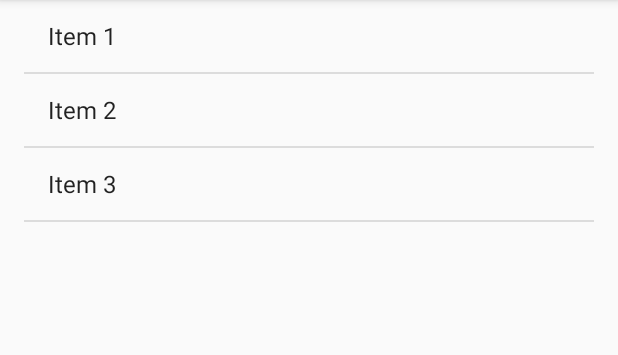
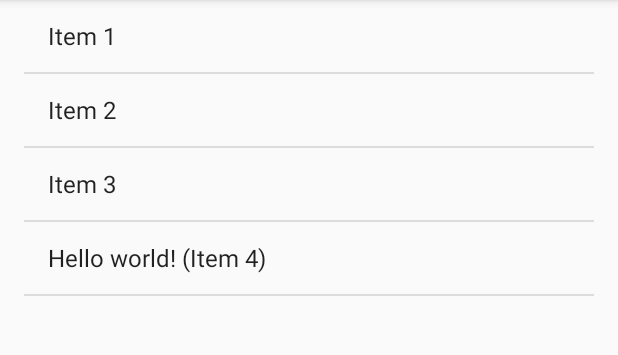
Before and after one commit to Camzilla/ProjectTracker, an Android app: the screen it shows after launch (ProjectListActivity), on a phone screen of 412 x 824 dp, the part 84-439 px from its top. Run offline under Robolectric (Android 15) with nearby library versions, the phone set to English and light mode, and no system bars.

Commit message:
Replaced project detail layout

```diff
--- a/app/src/main/java/codemonkey/projecttracker/dummy/DummyContent.java
+++ b/app/src/main/java/codemonkey/projecttracker/dummy/DummyContent.java
@@ -28,6 +28,10 @@ public class DummyContent {
         addItem(new DummyItem("1", "Item 1"));
         addItem(new DummyItem("2", "Item 2"));
         addItem(new DummyItem("3", "Item 3"));
+
+        DummyItem awesomeItem = new DummyItem("4", "Hello world! (Item 4)");
+        awesomeItem.detailContent = "This item is awesome! (A little more so than the others)";
+        addItem(awesomeItem);
     }
 
     private static void addItem(DummyItem item) {
@@ -41,10 +45,12 @@ public class DummyContent {
     public static class DummyItem {
         public String id;
         public String content;
+        public String detailContent;
 
         public DummyItem(String id, String content) {
             this.id = id;
             this.content = content;
+            this.detailContent = "";
         }
 
         @Override
--- a/app/src/main/res/layout/fragment_project_detail.xml
+++ /dev/null
@@ -1,5 +0,0 @@
-<TextView xmlns:android="http://schemas.android.com/apk/res/android"
-    xmlns:tools="http://schemas.android.com/tools" android:id="@+id/project_detail"
-    style="?android:attr/textAppearanceLarge" android:layout_width="match_parent"
-    android:layout_height="match_parent" android:padding="16dp" android:textIsSelectable="true"
-    tools:context=".ProjectDetailFragment" />
```
Also changed, not shown: app/src/main/java/codemonkey/projecttracker/ProjectDetailFragment.java (+5 -2 lines), app/src/main/res/layout/project_detail_layout.xml (added, +19 -0 lines).
